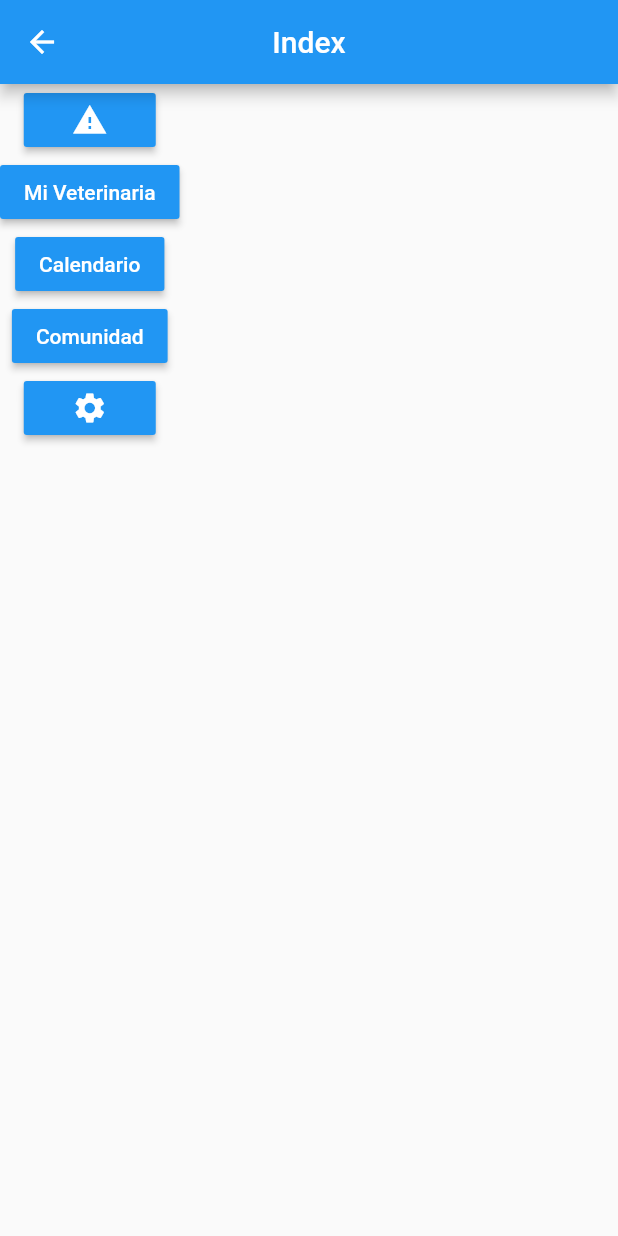
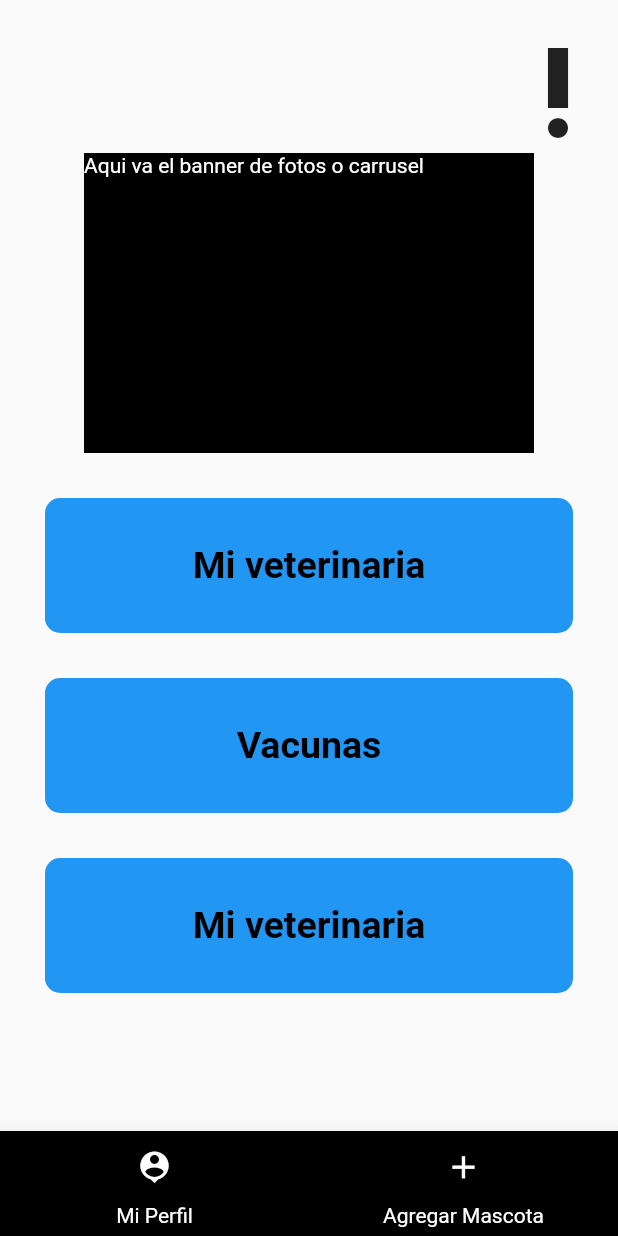
Before and after one commit to Daret92/veterinaria, a Flutter app: the IndexDashboard screen opened by its route, on a phone screen of 412 x 824 dp. Run offline on Flutter 3.47's test engine with Material 2 defaults, Android fonts, the phone set to English and light mode, and no system bars.

Commit message:
Interfaz Index

```diff
--- a/lib/Dashboard/IndexDashboard.dart
+++ b/lib/Dashboard/IndexDashboard.dart
@@ -11,52 +11,188 @@ class _IndexDashboard extends State<IndexDashboard> {
   @override
   Widget build(BuildContext context) {
     return Scaffold(
-      appBar: AppBar(
-        title: Text("Index"),
-        centerTitle: true,
-      ),
+      //not_listed_location
+      //perm_identity person  person_pin
       body: Column(
         children: [
-          RaisedButton(
-              color: Colors.blue,
-              child: Icon(Icons.warning, color: Colors.white),
-              onPressed: () {
-                Navigator.of(context).pushNamed('/Pages/MascotaPerdidaPage');
-              }),
-          RaisedButton(
-              color: Colors.blue,
-              child: Text(
-                "Mi Veterinaria",
-                style: TextStyle(color: Colors.white),
+          //Boton De Redireccionamiento a mascotas perdidas
+          Container(
+            padding: EdgeInsets.only(top: 14, right: 40, bottom: 40),
+            alignment: Alignment.centerRight,
+            child: IconButton(
+              icon: Icon(
+                Icons.priority_high,
+                size: 80,
               ),
               onPressed: () {
+                //Navigator.of(context).pushNamed('/Pages/MascotaPerdidaPage');
+              },
+            ),
+          ),
+          Container(
+            height: 200,
+            width: 300,
+            color: Colors.black,
+            child: Text(
+              'Aqui va el banner de fotos o carrusel',
+              style: TextStyle(color: Colors.white),
+            ),
+          ),
+          //Boton de Mi veterinaria
+          Container(
+            margin: EdgeInsets.only(left: 30, right: 30, top: 30),
+            height: 90,
+            width: double.infinity,
+            child: GestureDetector(
+              onTap: () {
                 Navigator.of(context).pushNamed('/Pages/MiVeterinariaPage');
-              }),
-          RaisedButton(
-              color: Colors.blue,
-              child: Text(
-                "Calendario",
-                style: TextStyle(color: Colors.white),
+              },
+              child: Container(
+                child: Container(
+                  height: 90,
+                  width: double.infinity,
+                  decoration: BoxDecoration(
+                    color: Colors.blue,
+                    borderRadius: BorderRadius.circular(10),
+                  ),
+                  child: Column(
+                    mainAxisAlignment: MainAxisAlignment.center,
+                    children: [
+                      Text(
+                        "Mi veterinaria",
+                        style: TextStyle(
+                            fontSize: 25,
+                            color: Colors.black,
+                            fontWeight: FontWeight.bold),
+                        textAlign: TextAlign.center,
+                      )
+                    ],
+                  ),
+                ),
               ),
-              onPressed: () {
+            ),
+          ),
+          //Boton de Vacunas
+          Container(
+            margin: EdgeInsets.only(left: 30, right: 30, top: 30),
+            height: 90,
+            width: double.infinity,
+            child: GestureDetector(
+              onTap: () {
                 Navigator.of(context).pushNamed('/Pages/CalendarioPage');
-              }),
-          RaisedButton(
-              color: Colors.blue,
-              child: Text(
-                "Comunidad",
-                style: TextStyle(color: Colors.white),
+              },
+              child: Container(
+                child: Container(
+                  height: 90,
+                  width: double.infinity,
+                  decoration: BoxDecoration(
+                    color: Colors.blue,
+                    borderRadius: BorderRadius.circular(10),
+                  ),
+                  child: Column(
+                    mainAxisAlignment: MainAxisAlignment.center,
+                    children: [
+                      Text(
+                        "Vacunas",
+                        style: TextStyle(
+                            fontSize: 25,
+                            color: Colors.black,
+                            fontWeight: FontWeight.bold),
+                        textAlign: TextAlign.center,
+                      )
+                    ],
+                  ),
+                ),
               ),
-              onPressed: () {
+            ),
+          ),
+          //Boton de Comunidad
+          Container(
+            margin: EdgeInsets.only(left: 30, right: 30, top: 30),
+            height: 90,
+            width: double.infinity,
+            child: GestureDetector(
+              onTap: () {
                 Navigator.of(context).pushNamed('/Pages/ComunidadPage');
-              }),
-          RaisedButton(
-              color: Colors.blue,
-              child: Icon(Icons.settings, color: Colors.white),
-              onPressed: () {
-                Navigator.of(context).pushNamed('/Pages/DatosMascotaPage');
-              }),
+              },
+              child: Container(
+                child: Container(
+                  height: 90,
+                  width: double.infinity,
+                  decoration: BoxDecoration(
+                    color: Colors.blue,
+                    borderRadius: BorderRadius.circular(10),
+                  ),
+                  child: Column(
+                    mainAxisAlignment: MainAxisAlignment.center,
+                    children: [
+                      Text(
+                        "Mi veterinaria",
+                        style: TextStyle(
+                            fontSize: 25,
+                            color: Colors.black,
+                            fontWeight: FontWeight.bold),
+                        textAlign: TextAlign.center,
+                      )
+                    ],
+                  ),
+                ),
+              ),
+            ),
+          ),
         ],
+      ),
+      //Estructura del la barra (menu) inferior de la pantalla
+      bottomNavigationBar: BottomAppBar(
+        color: Colors.black,
+        elevation: 10,
+        child: Container(
+          height: 70,
+          child: Row(
+            children: [
+              //Boton con icono redirecciona a la Pantalla de perfil del usuario
+              Expanded(
+                flex: 1,
+                child: Column(
+                  children: [
+                    IconButton(
+                      icon: (Icon(
+                        Icons.person_pin,
+                        color: Colors.white,
+                        size: 25,
+                      )),
+                      onPressed: () {},
+                    ),
+                    Text(
+                      'Mi Perfil',
+                      style: TextStyle(color: Colors.white),
+                    )
+                  ],
+                ),
+              ),
+              //Boton con icono redirecciona a la pantalla de agregar una mascota.
+              Expanded(
+                flex: 1,
+                child: Column(
+                  children: [
+                    IconButton(
+                      icon: (Icon(
+                        Icons.add,
+                        color: Colors.white,
+                        size: 25,
+                      )),
+                      onPressed: () {},
+                    ),
+                    Text(
+                      'Agregar Mascota',
+                      style: TextStyle(color: Colors.white),
+                    )
+                  ],
+                ),
+              ),
+            ],
+          ),
+        ),
       ),
     );
   }
```
Also changed, not shown: ChangeLog.txt.
